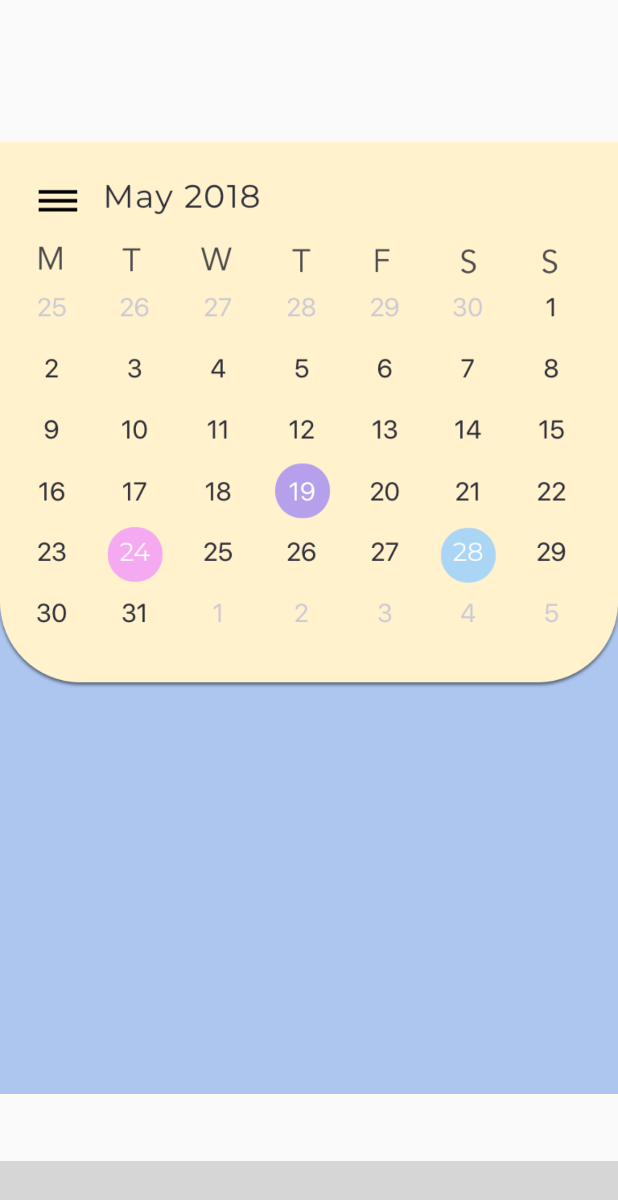
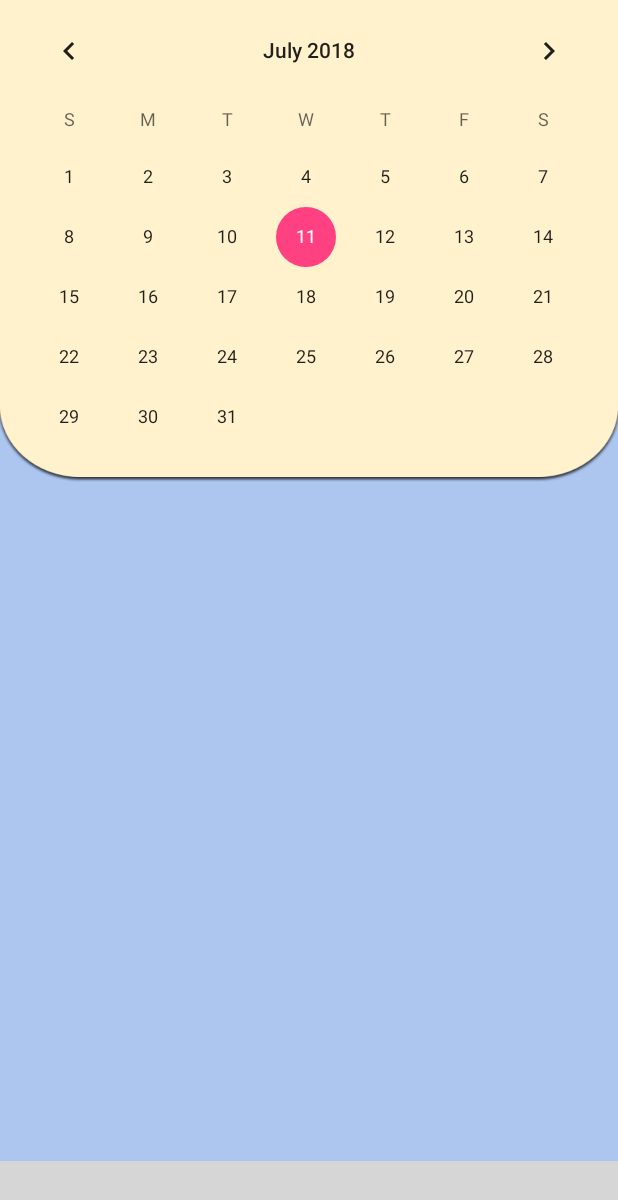
Before and after one commit to dhemutton/ReCouture, an Android app: the CalendarActivity screen opened directly, with no data from a screen before it, on a phone screen of 412 x 824 dp. Shown: the top 1200 px of the screen. Run offline under Robolectric (Android 15) with nearby library versions, the phone set to English and light mode, and no system bars; libraries missing offline, so code that uses them is left out: com.ittianyu.bottomnavigationviewex; plain views replace BottomNavigationViewEx; 6 statements that could not run were skipped; grey boxes are pictures that could not be loaded.

Commit message:
making calendar

```diff
--- a/app/src/main/res/layout/layout_calendar.xml
+++ b/app/src/main/res/layout/layout_calendar.xml
@@ -3,17 +3,18 @@
     xmlns:app="http://schemas.android.com/apk/res-auto"
     xmlns:tools="http://schemas.android.com/tools"
     android:layout_width="match_parent"
-    android:layout_height="match_parent">
+    android:layout_height="match_parent"
+    android:background="#ADC6F0">
 
-    <ImageView
-        android:id="@+id/imageView5"
-        android:layout_width="match_parent"
-        android:layout_height="match_parent"
-        android:layout_alignParentStart="true"
-        android:layout_alignParentTop="true"
-        android:contentDescription="@null"
-        app:srcCompat="@drawable/tempcal" />
 
     <include layout="@layout/layout_bottom_navigation_view"/>
 
+    <CalendarView
+        android:id="@+id/calendarView"
+        android:layout_width="match_parent"
+        android:layout_height="321dp"
+        android:layout_alignParentStart="true"
+        android:layout_alignParentTop="true"
+        android:background="@drawable/yellowcurved" />
+
 </RelativeLayout>
```
Also changed, not shown: app/src/main/res/drawable/yellowcurved.png (added).
